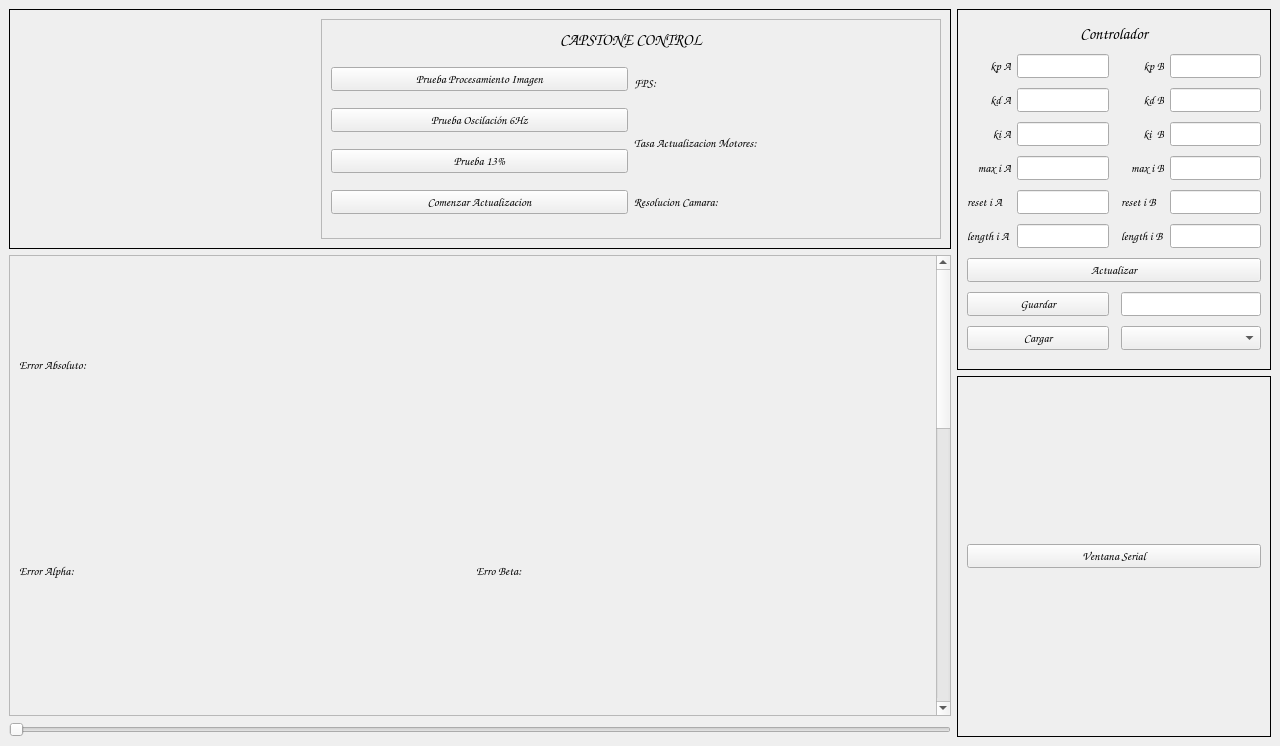
This is PC/frontend/pyqtdesigner/interfaz.ui in afilsecker/Capstone-Control-Automatico as Qt 5 draws it before an edit. The edited form follows.
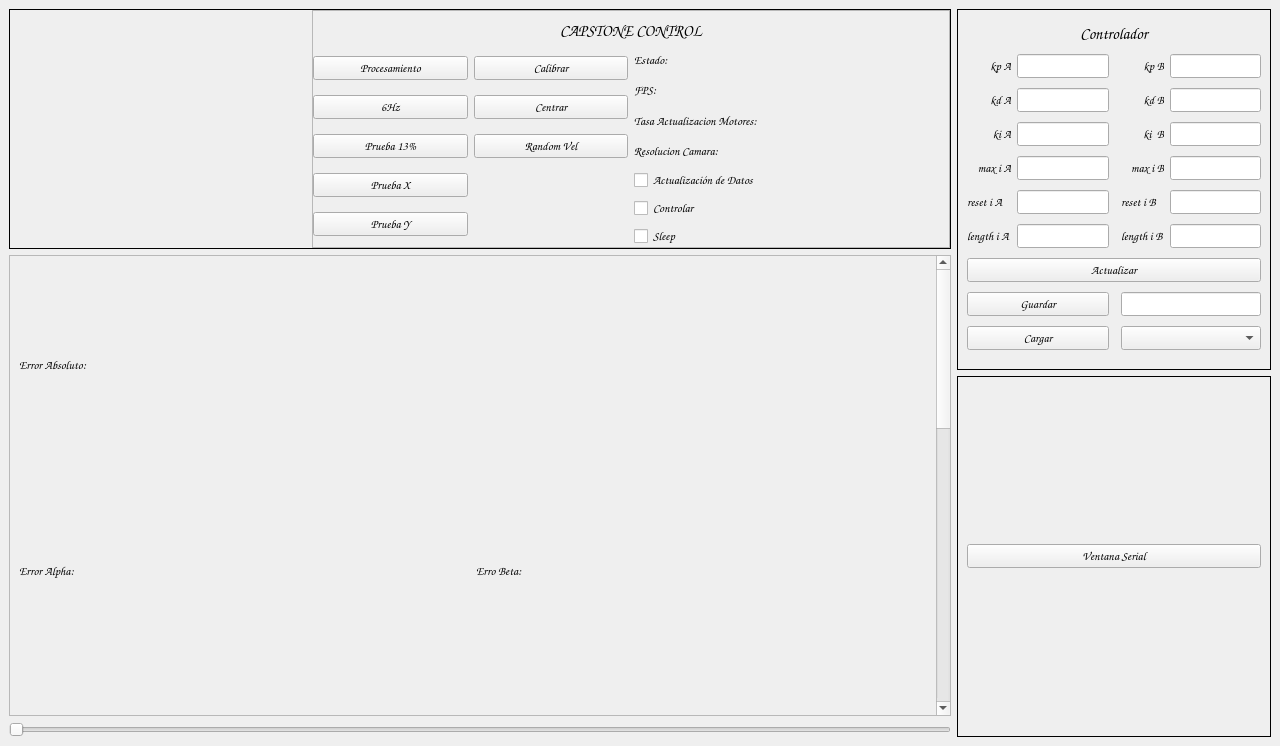
This is the edited form.

Patch:
```diff
--- a/PC/frontend/pyqtdesigner/interfaz.ui
+++ b/PC/frontend/pyqtdesigner/interfaz.ui
@@ -307,6 +307,18 @@
           <enum>QFrame::Box</enum>
          </property>
          <layout class="QHBoxLayout" name="horizontalLayout">
+          <property name="leftMargin">
+           <number>0</number>
+          </property>
+          <property name="topMargin">
+           <number>0</number>
+          </property>
+          <property name="rightMargin">
+           <number>0</number>
+          </property>
+          <property name="bottomMargin">
+           <number>0</number>
+          </property>
           <item>
            <widget class="QWidget" name="imagen" native="true">
             <property name="sizePolicy">
@@ -332,6 +344,18 @@
              <enum>QFrame::Raised</enum>
             </property>
             <layout class="QVBoxLayout" name="verticalLayout_5">
+             <property name="leftMargin">
+              <number>0</number>
+             </property>
+             <property name="topMargin">
+              <number>9</number>
+             </property>
+             <property name="rightMargin">
+              <number>0</number>
+             </property>
+             <property name="bottomMargin">
+              <number>0</number>
+             </property>
              <item>
               <widget class="QLabel" name="label">
                <property name="sizePolicy">
@@ -358,32 +382,60 @@
              <item>
               <layout class="QHBoxLayout" name="horizontalLayout_13">
                <item>
-                <layout class="QVBoxLayout" name="verticalLayout_3">
-                 <item>
+                <layout class="QGridLayout" name="gridLayout_6">
+                 <item row="1" column="1">
+                  <widget class="QPushButton" name="boton_centrar">
+                   <property name="text">
+                    <string>Centrar</string>
+                   </property>
+                  </widget>
+                 </item>
+                 <item row="0" column="0">
                   <widget class="QPushButton" name="boton_prueba_procesamiento">
                    <property name="text">
-                    <string>Prueba Procesamiento Imagen</string>
+                    <string>Procesamiento</string>
                    </property>
                   </widget>
                  </item>
-                 <item>
+                 <item row="1" column="0">
                   <widget class="QPushButton" name="boton_prueba_6Hz">
                    <property name="text">
-                    <string>Prueba Oscilación 6Hz</string>
+                    <string>6Hz</string>
                    </property>
                   </widget>
                  </item>
-                 <item>
+                 <item row="0" column="1">
+                  <widget class="QPushButton" name="boton_calibrar">
+                   <property name="text">
+                    <string>Calibrar</string>
+                   </property>
+                  </widget>
+                 </item>
+                 <item row="2" column="1">
+                  <widget class="QPushButton" name="boton_random">
+                   <property name="text">
+                    <string>Random Vel</string>
+                   </property>
+                  </widget>
+                 </item>
+                 <item row="2" column="0">
                   <widget class="QPushButton" name="boton_prueba_13">
                    <property name="text">
                     <string>Prueba 13%</string>
                    </property>
                   </widget>
                  </item>
-                 <item>
-                  <widget class="QPushButton" name="boton_actualizar">
+                 <item row="4" column="0">
+                  <widget class="QPushButton" name="boton_prueba_x">
                    <property name="text">
-                    <string>Comenzar Actualizacion</string>
+                    <string>Prueba X</string>
+                   </property>
+                  </widget>
+                 </item>
+                 <item row="5" column="0">
+                  <widget class="QPushButton" name="boton_prueba_y">
+                   <property name="text">
+                    <string>Prueba Y</string>
                    </property>
                   </widget>
                  </item>
@@ -391,6 +443,13 @@
                </item>
                <item>
                 <layout class="QVBoxLayout" name="verticalLayout_4">
+                 <item>
+                  <widget class="QLabel" name="label_estado">
+                   <property name="text">
+                    <string>Estado: </string>
+                   </property>
+                  </widget>
+                 </item>
                  <item>
                   <widget class="QLabel" name="label_fps">
                    <property name="text">
@@ -412,6 +471,27 @@
                    </property>
                   </widget>
                  </item>
+                 <item>
+                  <widget class="QCheckBox" name="check_datos">
+                   <property name="text">
+                    <string>Actualización de Datos</string>
+                   </property>
+                  </widget>
+                 </item>
+                 <item>
+                  <widget class="QCheckBox" name="check_controlar">
+                   <property name="text">
+                    <string>Controlar</string>
+                   </property>
+                  </widget>
+                 </item>
+                 <item>
+                  <widget class="QCheckBox" name="check_sleep">
+                   <property name="text">
+                    <string>Sleep</string>
+                   </property>
+                  </widget>
+                 </item>
                 </layout>
                </item>
               </layout>
```
Left out of the diff: 2 changed lines with no effect on the pictures.
